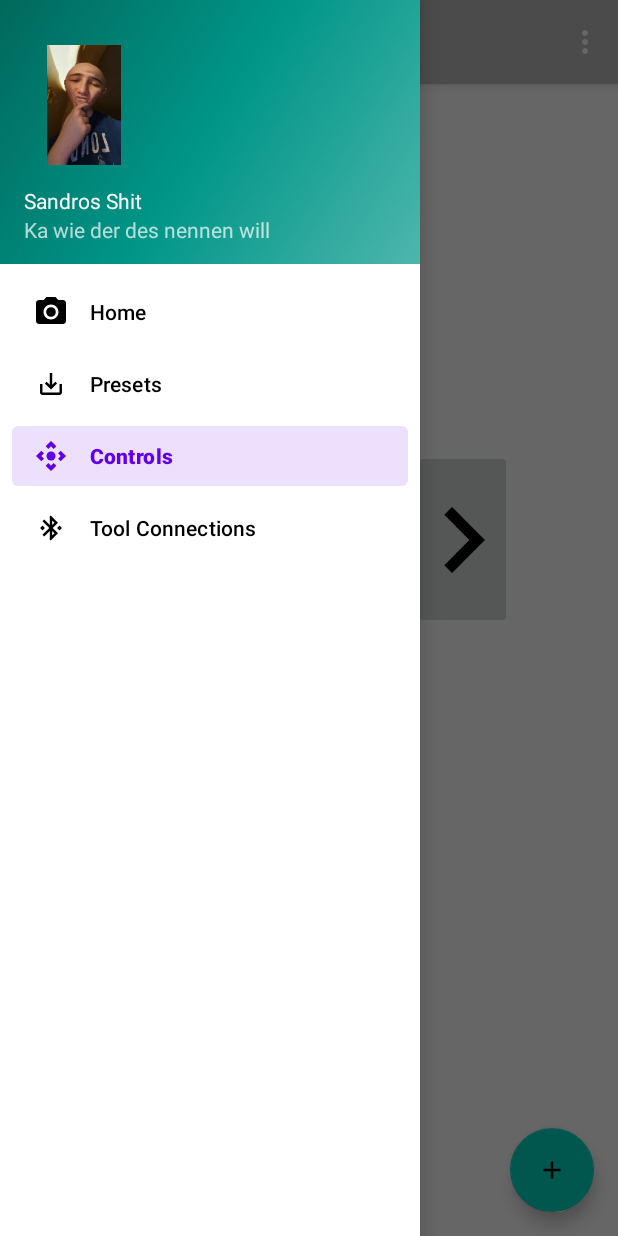
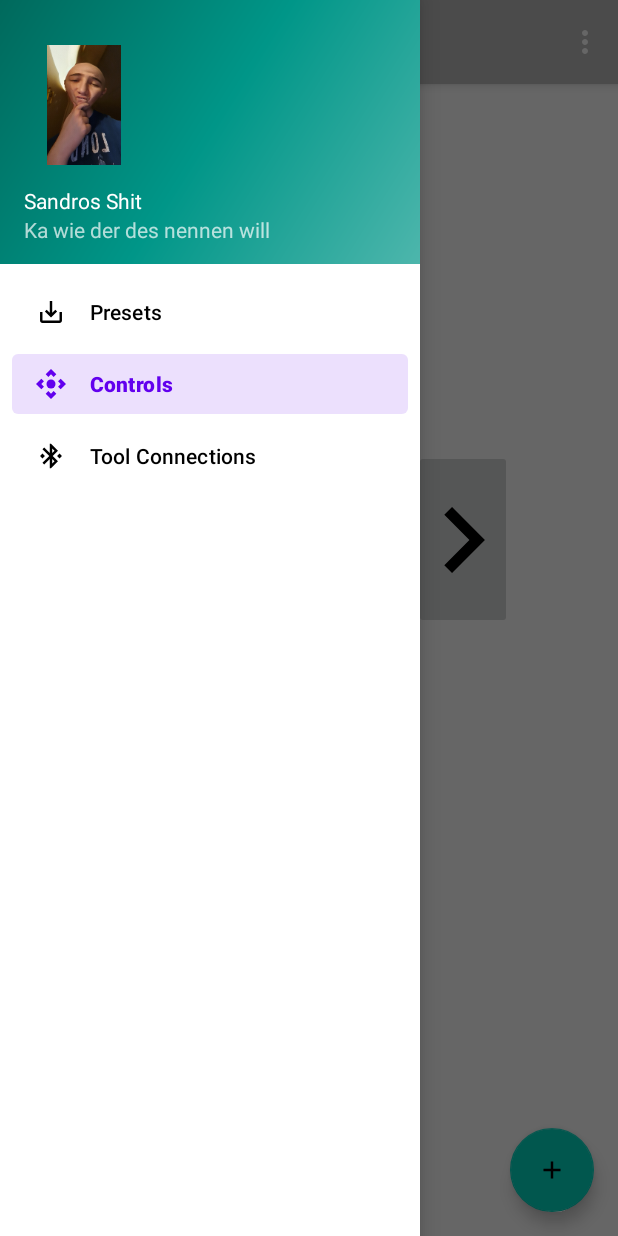
Before and after one commit to QuantenQuentchen/ToolHeadControl-Frontend, an Android app: the screen it shows after launch (MainActivity), with the side drawer open, on a phone screen of 412 x 824 dp. Run offline under Robolectric (Android 15) with nearby library versions, the phone set to English and light mode, and no system bars; our stand-ins replace navigation-ui.

Commit message:
Soft deleted Home Fragment for now actually *caugh*

```diff
--- a/app/src/main/java/com/example/toolheadadjust/MainActivity.kt
+++ b/app/src/main/java/com/example/toolheadadjust/MainActivity.kt
@@ -80,6 +80,8 @@ class MainActivity : AppCompatActivity() {
         filter.addAction(BluetoothDevice.ACTION_FOUND)
         filter.addAction(BluetoothDevice.ACTION_NAME_CHANGED)
         filter.addAction(BluetoothDevice.ACTION_PAIRING_REQUEST)
+        filter.addAction(BluetoothDevice.ACTION_UUID)
+        //filter.addAction(BluetoothAdapter.STATE_CONNECTING)
         this.registerReceiver(mBroadcastReceiver, filter)
 
         //Fab button
--- a/app/src/main/res/menu/activity_main_drawer.xml
+++ b/app/src/main/res/menu/activity_main_drawer.xml
@@ -4,10 +4,10 @@
     tools:showIn="navigation_view">
 
     <group android:checkableBehavior="single">
-        <item
+<!--        <item
             android:id="@+id/nav_home"
             android:icon="@drawable/ic_menu_camera"
-            android:title="@string/menu_home" />
+            android:title="@string/menu_home" />-->
         <item
             android:id="@+id/nav_gallery"
             android:icon="@drawable/ic_menu_presets_foreground"
```
Also changed, not shown: app/src/main/java/com/example/toolheadadjust/ui/tool_config_edit/ToolConfigEdit.kt (+7 -1 lines).
